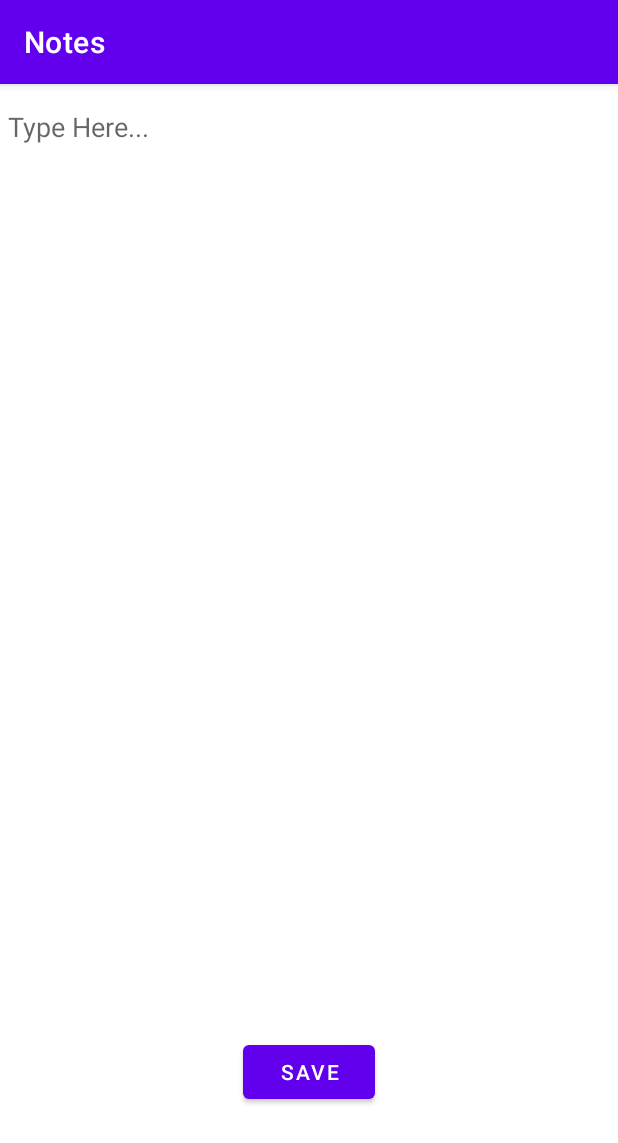
After one commit to AndrewO12345/lab05-milestone1, an Android app: the MainActivity3 screen opened directly, with no data from a screen before it, on a phone screen of 412 x 824 dp. The commit adds this screen. Shown: the top 1143 px of the screen. Run offline under Robolectric (Android 15) with nearby library versions, the phone set to English and light mode, and no system bars.

Commit message:
Third activity, new listview

```diff
--- a/app/src/main/AndroidManifest.xml
+++ b/app/src/main/AndroidManifest.xml
@@ -9,6 +9,9 @@
         android:roundIcon="@mipmap/ic_launcher_round"
         android:supportsRtl="true"
         android:theme="@style/Theme.Lab05milestone1">
+        <activity
+            android:name=".MainActivity3"
+            android:exported="true" />
         <activity
             android:name=".MainActivity2"
             android:exported="true" />
--- a/app/src/main/java/com/example/lab05_milestone1/MainActivity2.java
+++ b/app/src/main/java/com/example/lab05_milestone1/MainActivity2.java
@@ -36,10 +36,9 @@ public class MainActivity2 extends AppCompatActivity {
     public boolean onOptionsItemSelected(MenuItem item) {
         switch (item.getItemId()) {
             case R.id.add:
-                // startActivity(new Intent(this, add.class));
+                startActivity(new Intent(this, MainActivity3.class));
                 return true;
             case R.id.logout:
-                Intent intent = new Intent(this, MainActivity.class);
                 SharedPreferences sharedPreferences = getSharedPreferences("com.example.lab05_milestone1", Context.MODE_PRIVATE);
                 sharedPreferences.edit().remove("username").apply();
                 startActivity(new Intent(this, MainActivity.class));
--- /dev/null
+++ b/app/src/main/java/com/example/lab05_milestone1/MainActivity3.java
@@ -0,0 +1,23 @@
+package com.example.lab05_milestone1;
+
+import androidx.appcompat.app.AppCompatActivity;
+
+import android.content.Context;
+import android.content.Intent;
+import android.content.SharedPreferences;
+import android.os.Bundle;
+import android.view.View;
+import android.widget.EditText;
+
+public class MainActivity3 extends AppCompatActivity {
+
+    @Override
+    protected void onCreate(Bundle savedInstanceState) {
+        super.onCreate(savedInstanceState);
+        setContentView(R.layout.activity_main3);
+    }
+
+    public void clickFunction(View view) {
+        startActivity(new Intent(this, MainActivity.class));
+    }
+}
--- /dev/null
+++ b/app/src/main/java/com/example/lab05_milestone1/Note.java
@@ -0,0 +1,4 @@
+package com.example.lab05_milestone1;
+
+public class Note {
+}
--- /dev/null
+++ b/app/src/main/res/layout/activity_main3.xml
@@ -0,0 +1,38 @@
+<?xml version="1.0" encoding="utf-8"?>
+<androidx.constraintlayout.widget.ConstraintLayout xmlns:android="http://schemas.android.com/apk/res/android"
+    xmlns:app="http://schemas.android.com/apk/res-auto"
+    xmlns:tools="http://schemas.android.com/tools"
+    android:layout_width="match_parent"
+    android:layout_height="match_parent"
+    tools:context=".MainActivity3">
+
+    <EditText
+        android:id="@+id/editText"
+        android:layout_width="0dp"
+        android:layout_height="0dp"
+        android:layout_marginStart="5dp"
+        android:layout_marginTop="16dp"
+        android:layout_marginEnd="5dp"
+        android:layout_marginBottom="37dp"
+        android:background="@null"
+        android:gravity="top"
+        android:hint="Type Here..."
+        android:lines="3"
+        app:layout_constraintBottom_toTopOf="@+id/button2"
+        app:layout_constraintEnd_toEndOf="parent"
+        app:layout_constraintHorizontal_bias="1.0"
+        app:layout_constraintStart_toStartOf="parent"
+        app:layout_constraintTop_toTopOf="parent" />
+
+    <Button
+        android:id="@+id/button2"
+        android:layout_width="wrap_content"
+        android:layout_height="wrap_content"
+        android:layout_marginBottom="85dp"
+        android:text="Save"
+        android:onClick="clickFunction"
+        app:layout_constraintBottom_toBottomOf="parent"
+        app:layout_constraintEnd_toEndOf="parent"
+        app:layout_constraintStart_toStartOf="parent"
+        app:layout_constraintTop_toBottomOf="@+id/editText" />
+</androidx.constraintlayout.widget.ConstraintLayout>
```
Also changed, not shown: app/src/main/res/layout/activity_main2.xml (+18 -3 lines).
